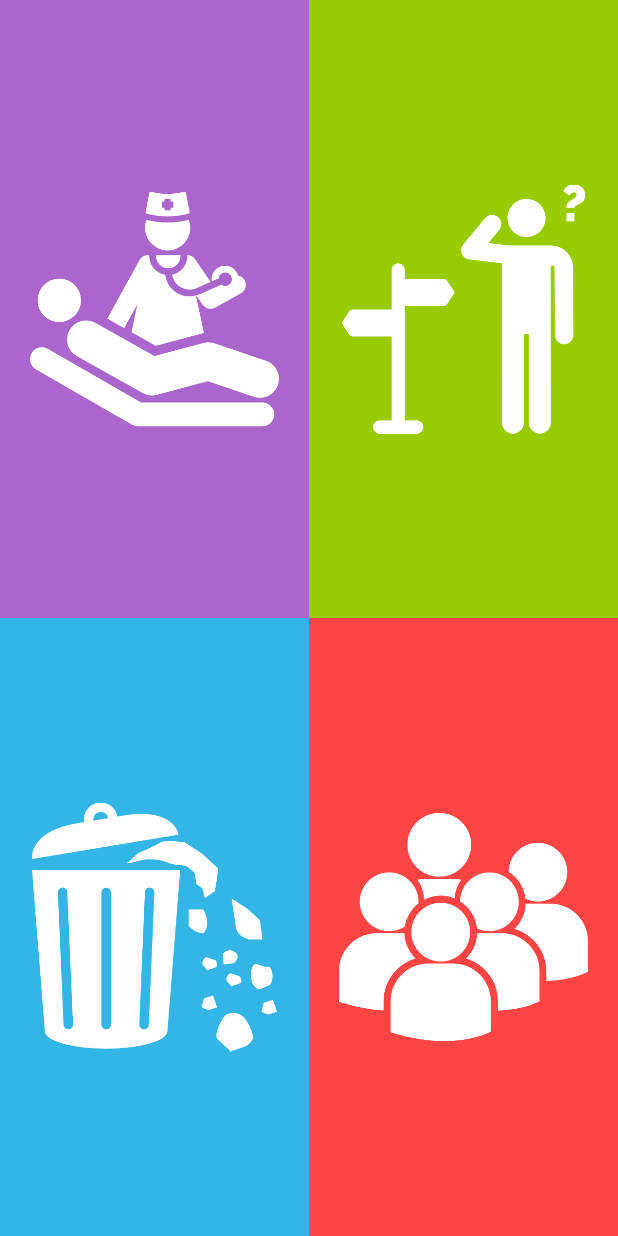
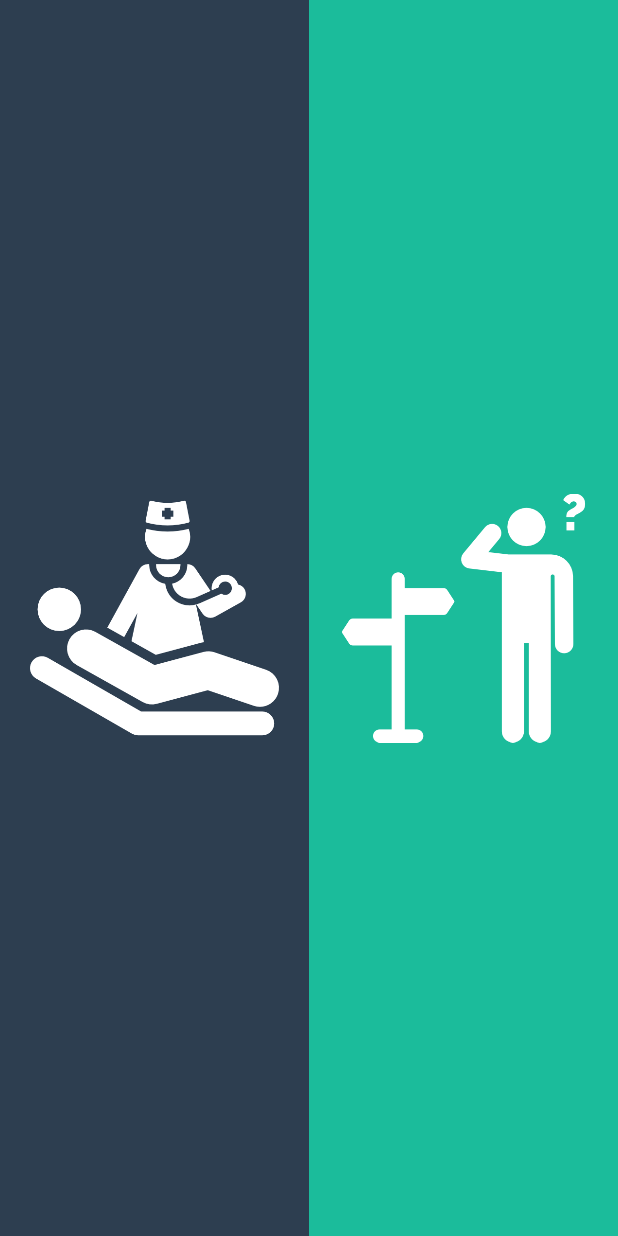
Before and after one commit to safa-ads/Hajj-Hackathon, an Android app: the screen it shows after launch (MainActivity), on a phone screen of 412 x 824 dp. Run offline under Robolectric (Android 15) with nearby library versions, the phone set to English and light mode, and no system bars.

Commit message:
Second screen done

```diff
--- a/app/src/main/AndroidManifest.xml
+++ b/app/src/main/AndroidManifest.xml
@@ -20,7 +20,8 @@
                 <category android:name="android.intent.category.LAUNCHER" />
             </intent-filter>
         </activity>
-        <activity android:name=".QRReaderActivity"></activity>
+        <activity android:name=".QRReaderActivity" />
+        <activity android:name=".ReportingCase"></activity>
     </application>
 
 </manifest>
--- a/app/src/main/java/com/example/esraa/eblaghhajj/MainActivity.java
+++ b/app/src/main/java/com/example/esraa/eblaghhajj/MainActivity.java
@@ -7,6 +7,7 @@ import android.util.Log;
 import android.view.View;
 import android.widget.Button;
 import android.widget.ImageButton;
+import android.widget.Toast;
 
 public class MainActivity extends AppCompatActivity {
     private ImageButton buttonAmbulance;
@@ -18,7 +19,7 @@ public class MainActivity extends AppCompatActivity {
         buttonAmbulance = (ImageButton) findViewById(R.id.buttonAmbulance);
         buttonAmbulance.setOnClickListener(new View.OnClickListener() {
             public void onClick(View v) {
-                Intent intent = new Intent(MainActivity.this, QRReaderActivity.class);
+                Intent intent = new Intent(MainActivity.this, ReportingCase.class);
                 startActivity(intent);
             }
         });
--- a/app/src/main/res/layout/activity_main.xml
+++ b/app/src/main/res/layout/activity_main.xml
@@ -15,7 +15,7 @@
             android:id="@+id/buttonAmbulance"
             android:layout_width="match_parent"
             android:layout_height="match_parent"
-            android:background="@android:color/holo_purple"
+            android:background="#2D3E50"
             android:layout_weight="1.0"
             android:text="Button"
             android:src="@mipmap/doctor"
@@ -27,7 +27,7 @@
             android:id="@+id/buttonLost"
             android:layout_width="match_parent"
             android:layout_height="match_parent"
-            android:background="@android:color/holo_green_light"
+            android:background="#1BBC9B"
             android:layout_weight="1.0"
             android:text="Button"
             android:src="@mipmap/lost"
@@ -37,33 +37,4 @@
 
     </LinearLayout>
 
-    <LinearLayout
-        android:layout_width="match_parent"
-        android:layout_height="match_parent"
-        android:layout_weight="1.0"
-        android:orientation="horizontal" >
-
-        <ImageButton
-            android:id="@+id/buttonTrash"
-            android:layout_width="match_parent"
-            android:layout_height="match_parent"
-            android:background="@android:color/holo_blue_light"
-            android:layout_weight="1.0"
-            android:src="@mipmap/waste_can"
-            android:tint="@android:color/white"
-            android:scaleType="fitCenter"
-            android:padding="20dp"/>
-
-        <ImageButton
-            android:id="@+id/button4"
-            android:layout_width="match_parent"
-            android:layout_height="match_parent"
-            android:background="@android:color/holo_red_light"
-            android:layout_weight="1.0"
-            android:src="@mipmap/users_group"
-            android:tint="@android:color/white"
-            android:scaleType="fitCenter"
-            android:padding="20dp"/>
-
-    </LinearLayout>
 </LinearLayout>
--- a/app/src/main/res/values/colors.xml
+++ b/app/src/main/res/values/colors.xml
@@ -1,6 +1,8 @@
 <?xml version="1.0" encoding="utf-8"?>
 <resources>
-    <color name="colorPrimary">#3F51B5</color>
-    <color name="colorPrimaryDark">#303F9F</color>
-    <color name="colorAccent">#FF4081</color>
+    <color name="colorPrimary">#1BBC9B</color>
+    <color name="colorPrimaryDark">#2D3E50</color>
+    <color name="colorYellow">#EBB12C</color>
+    <color name="colorRed">#D91445</color>
+    <color name="colorGreen">#9DC672</color>
 </resources>
--- a/app/src/main/res/values/styles.xml
+++ b/app/src/main/res/values/styles.xml
@@ -5,6 +5,6 @@
         <!-- Customize your theme here. -->
         <item name="colorPrimary">@color/colorPrimary</item>
         <item name="colorPrimaryDark">@color/colorPrimaryDark</item>
-        <item name="colorAccent">@color/colorAccent</item>
+        <item name="colorAccent">@color/colorRed</item>
     </style>
 </resources>
```
Also changed, not shown: app/src/main/java/com/example/esraa/eblaghhajj/ReportingCase.java (added, +24 -0 lines), app/src/main/res/drawable/round_button.xml (added, +13 -0 lines), app/src/main/res/layout/activity_reporting_case.xml (added, +107 -0 lines), app/src/main/res/mipmap-hdpi/broken_leg.png (added), app/src/main/res/mipmap-hdpi/heart_rate_monitor.png (added), app/src/main/res/mipmap-hdpi/users_group.png (deleted), app/src/main/res/mipmap-hdpi/waste_can.png (deleted), app/src/main/res/mipmap-hdpi/wounded.png (added).
